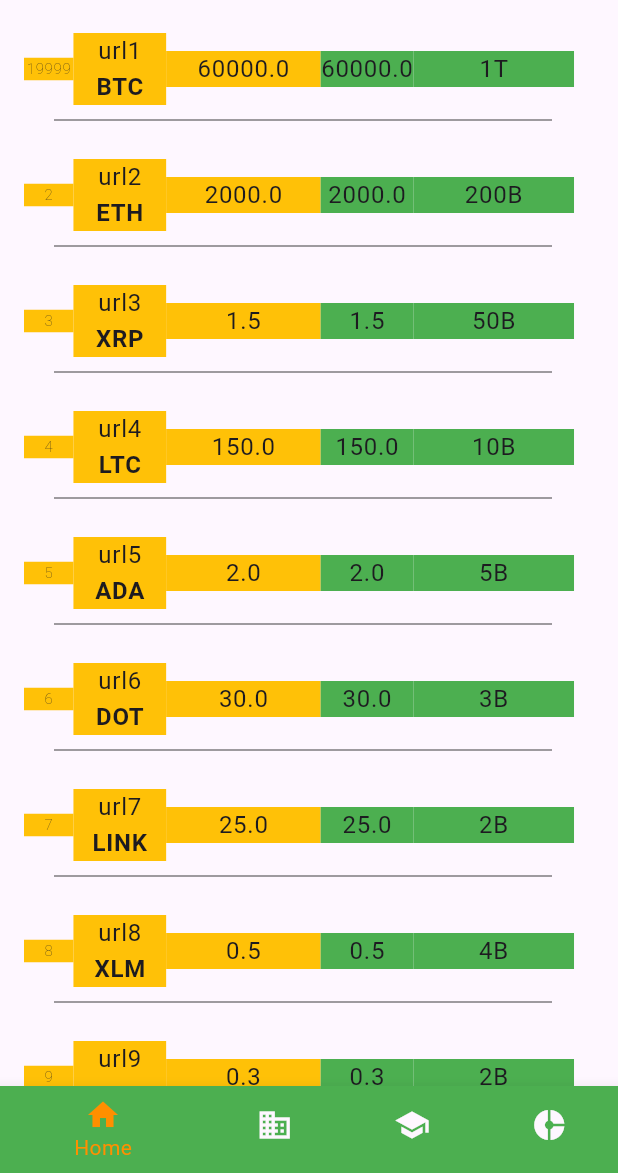
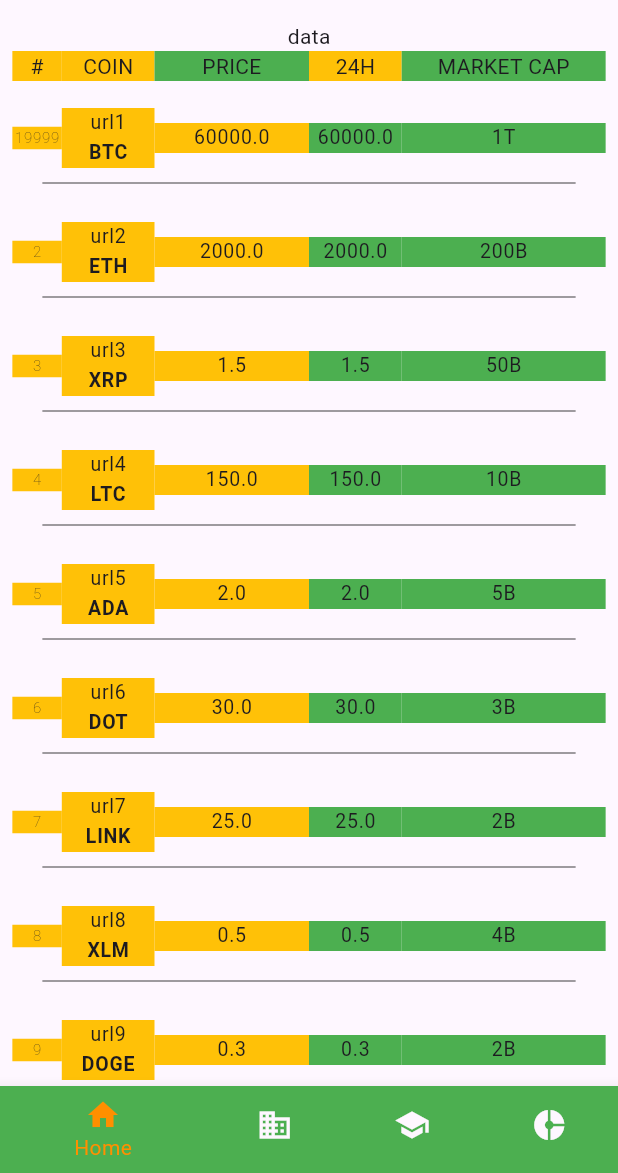
Before and after one commit to Binary-Baboons/crypto_tracker, a Flutter app: the screen it shows after launch, on a phone screen of 412 x 824 dp, the part 63-1236 px from its top. Run offline on Flutter 3.47's test engine with Material 3 defaults, Android fonts, the phone set to English and light mode, and no system bars.

Commit message:
feat/3: changes on market ui

```diff
--- a/lib/screens/market.dart
+++ b/lib/screens/market.dart
@@ -15,10 +15,52 @@ class _CryptoListPageState extends State<CryptoListPage> {
   Widget build(BuildContext context) {
     double screenWidth = MediaQuery.of(context).size.width;
 
-    return ListView.builder(
+    return Column(
+      children: [
+        Text('data'),
+        Container(
+          padding: EdgeInsets.only(
+            left: screenWidth * 0.02,
+            bottom: 10,
+            right: screenWidth * 0.02,
+          ),
+          child: Row(
+            children: [
+              Container(
+                color: Colors.amber,
+                width: screenWidth * 0.08,
+                child: Center(child: Text('#')),
+              ),
+              Container(
+                color: Colors.amber,
+                width: screenWidth * 0.15,
+                child: Center(child: Text('COIN')),
+              ),
+              Container(
+                decoration: BoxDecoration(color: Colors.green),
+                width: screenWidth * 0.25,
+                child: Center(child: Text('PRICE')),
+              ),
+              Container(
+                decoration: BoxDecoration(color: Colors.amber),
+                width: screenWidth * 0.15,
+                child: Center(child: Text('24H')),
+              ),
+              Container(
+                decoration: BoxDecoration(color: Colors.green),
+                width: screenWidth * 0.33,
+                child: Center(child: Text('MARKET CAP')),
+              )
+            ],
+          ),
+        ),
+        Expanded(
+          child: ListView.builder(
             itemCount: cryptoItems.length,
             itemBuilder: (BuildContext context, int index) {
               return ListTile(
+                  contentPadding: EdgeInsets.only(
+                      left: screenWidth * 0.02, right: screenWidth * 0.02),
                   title: Column(
                     children: [
                       Row(children: [
@@ -28,8 +70,8 @@ class _CryptoListPageState extends State<CryptoListPage> {
                             child: Center(
                                 child: Text(
                               cryptoItems[index].uuid,
-                      style:
-                          TextStyle(fontWeight: FontWeight.w200, fontSize: 10),
+                              style: TextStyle(
+                                  fontWeight: FontWeight.w200, fontSize: 10),
                             ))),
                         Container(
                           decoration: BoxDecoration(color: Colors.amber),
@@ -46,16 +88,19 @@ class _CryptoListPageState extends State<CryptoListPage> {
                             width: screenWidth * 0.25,
                             decoration: BoxDecoration(color: Colors.amber),
                             child: Center(
-                        child: Text(cryptoItems[index].price.toString()))),
+                                child:
+                                    Text(cryptoItems[index].price.toString()))),
                         Container(
                             width: screenWidth * 0.15,
                             decoration: BoxDecoration(color: Colors.green),
                             child: Center(
-                        child: Text(cryptoItems[index].price.toString()))),
+                                child:
+                                    Text(cryptoItems[index].price.toString()))),
                         Container(
                             decoration: BoxDecoration(color: Colors.green),
-                    width: screenWidth * 0.26,
-                    child: Center(child: Text(cryptoItems[index].marketCap))),
+                            width: screenWidth * 0.33,
+                            child: Center(
+                                child: Text(cryptoItems[index].marketCap))),
                       ]),
                       Divider(
                         color: Colors.black,
@@ -69,8 +114,11 @@ class _CryptoListPageState extends State<CryptoListPage> {
                   onTap: () {
                     print('Item clicked: ${cryptoItems[index]}');
                   },
-        );
+                  dense: true);
             },
+          ),
+        ),
+      ],
     );
   }
 }
```
Also changed, not shown: 1 other file. Lines whose indentation alone changed are shown as unchanged.
